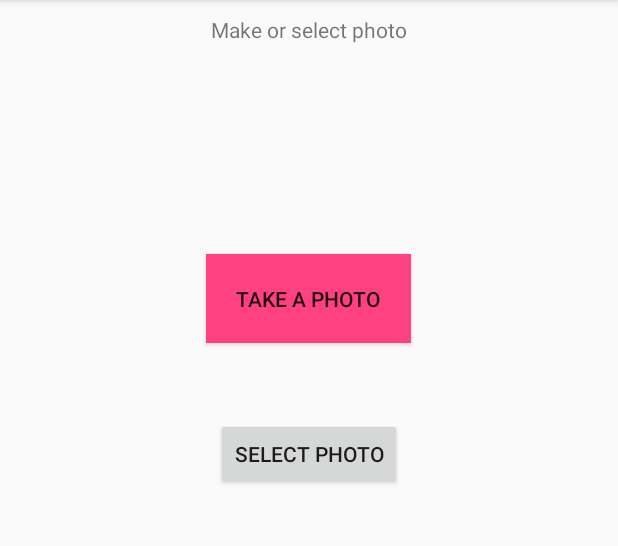
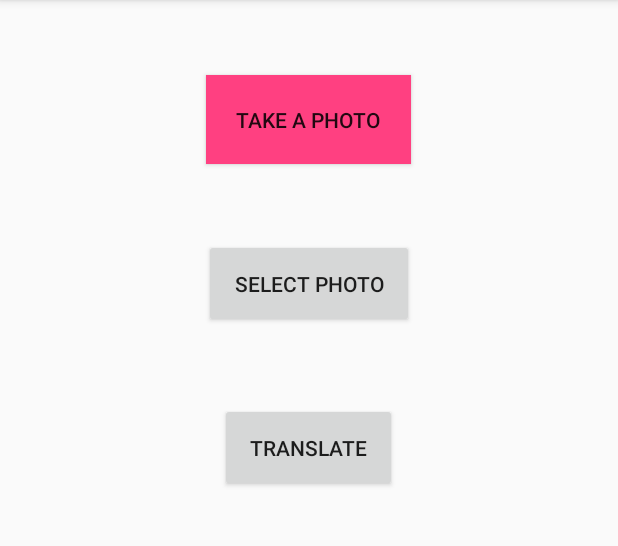
Before and after one commit to JaneMoskalenko/CourseProjectApp, an Android app: the screen it shows after launch (MainActivity), on a phone screen of 412 x 824 dp, the part 84-630 px from its top. Run offline under Robolectric (Android 15) with nearby library versions, the phone set to English and light mode, and no system bars.

Commit message:
Button Listeners

```diff
--- a/app/build.gradle
+++ b/app/build.gradle
@@ -20,11 +20,14 @@ android {
 }
 
 dependencies {
-    compile fileTree(dir: 'libs', include: ['*.jar'])
+    compile fileTree(include: ['*.jar'], dir: 'libs')
     androidTestCompile('com.android.support.test.espresso:espresso-core:2.2.2', {
         exclude group: 'com.android.support', module: 'support-annotations'
     })
     compile 'com.android.support:appcompat-v7:25.3.1'
     compile 'com.android.support.constraint:constraint-layout:1.0.2'
+    compile 'com.google.code.gson:gson:2.5'
     testCompile 'junit:junit:4.12'
+    compile 'com.squareup.retrofit2:retrofit:2.3.0'
+    compile 'com.squareup.retrofit2:converter-gson:2.3.0'
 }
--- a/app/src/main/AndroidManifest.xml
+++ b/app/src/main/AndroidManifest.xml
@@ -1,7 +1,8 @@
 <?xml version="1.0" encoding="utf-8"?>
 <manifest xmlns:android="http://schemas.android.com/apk/res/android"
           package="com.example.admin.courseproject">
-
+    <uses-permission android:name="android.permission.INTERNET"/>
+    <uses-permission android:name="android.permission.ACCESS_NETWORK_STATE"/>
     <application
         android:allowBackup="true"
         android:icon="@mipmap/ic_launcher"
--- a/app/src/main/java/com/example/admin/courseproject/MainActivity.java
+++ b/app/src/main/java/com/example/admin/courseproject/MainActivity.java
@@ -1,13 +1,86 @@
 package com.example.admin.courseproject;
 
+import android.content.Intent;
+import android.provider.MediaStore;
 import android.support.v7.app.AppCompatActivity;
 import android.os.Bundle;
+import android.view.View;
+import android.widget.Button;
+
+import com.example.admin.courseproject.utils.TranslateLink;
+import com.google.gson.Gson;
+import com.google.gson.GsonBuilder;
+
+import java.io.IOException;
+import java.util.HashMap;
+import java.util.Map;
+
+import retrofit2.Call;
+import retrofit2.Callback;
+import retrofit2.Response;
+import retrofit2.Retrofit;
+import retrofit2.converter.gson.GsonConverterFactory;
+
 
 public class MainActivity extends AppCompatActivity {
+    private static final String URL = "https://translate.yandex.net/";
+    private static final String KEY = "trnsl.1.1.20170628T144837Z.7cb1b99abc10c478.fa5af19e10cd0242b3b7e607d5244e88f4a0666d";
+    private static final String PHRASE = "Go to work";
+    private static final String LANGUAGE_EN_RU = "en-ru";
+    Button btn_translate, btn_take_photo, btn_select_photo;
+    private Gson gson = new GsonBuilder().create();
+    private Retrofit mRetrofit = new Retrofit.Builder()
+            .addConverterFactory(GsonConverterFactory.create(gson))
+            .baseUrl(URL)
+            .build();
 
-    @Override
+    private TranslateLink inf = mRetrofit.create(TranslateLink.class);
+
     protected void onCreate(Bundle savedInstanceState) {
         super.onCreate(savedInstanceState);
         setContentView(R.layout.activity_main);
+        btn_translate = (Button) findViewById(R.id.btn_translate);
+        btn_take_photo = (Button) findViewById(R.id.btn_take_photo);
+        btn_select_photo = (Button) findViewById(R.id.btn_select_photo);
+
+        btn_take_photo.setOnClickListener(new View.OnClickListener() {
+            @Override
+            public void onClick(View v) {
+                Intent intent = new Intent(MediaStore.INTENT_ACTION_STILL_IMAGE_CAMERA);
+                intent.resolveActivity(getPackageManager());
+                startActivity(intent);
+            }
+        });
+
+
+        btn_translate.setOnClickListener(new View.OnClickListener() {
+            @Override
+            public void onClick(View v) {
+                Map<String, String> mapJson = new HashMap<>();
+                mapJson.put("key", KEY);
+                mapJson.put("text", PHRASE);
+                mapJson.put("lang", LANGUAGE_EN_RU);
+                Call<Object> call = inf.translate(mapJson);
+                call.enqueue(new Callback<Object>() {
+                    @Override
+                    public void onResponse(Call<Object> call, Response<Object> response) {
+                        Object myItem=response.body();
+                        if (myItem != null) {
+                            System.out.println("Response recieved");
+                            System.out.println(myItem.toString());
+                        }
+                      //  gson.fromJson()
+                       /* Map<String, String> map = gson.fromJson(response.body().toString(), Map.class);
+                        for (Map.Entry e: map.entrySet()){
+                            System.out.println(e.getKey()+ " " + e.getValue());
+                        }*/
+                    }
+                    @Override
+                    public void onFailure(Call<Object> call, Throwable t) {
+                        //Handle failure
+                    }
+                });
+            }
+        });
     }
 }
--- a/app/src/main/res/layout/activity_main.xml
+++ b/app/src/main/res/layout/activity_main.xml
@@ -8,37 +8,33 @@
     android:orientation="vertical"
     tools:context="com.example.admin.courseproject.MainActivity">
 
-    <TextView
-        android:layout_width="wrap_content"
-        android:layout_height="wrap_content"
-        android:layout_gravity="center"
-        android:layout_marginTop="10dp"
-        android:text="Make or select photo"
-        app:layout_constraintBottom_toBottomOf="parent"
-        app:layout_constraintLeft_toLeftOf="parent"
-        app:layout_constraintRight_toRightOf="parent"
-        app:layout_constraintTop_toTopOf="parent"/>
 
     <Button
-        android:id="@+id/button"
-        android:layout_width="wrap_content"
-        android:layout_height="wrap_content"
-        android:layout_gravity="center"
-        android:layout_marginTop="140dp"
-        android:background="@color/colorAccent"
-        android:padding="20dp"
-        android:text="Take a photo"
-        tools:layout_editor_absoluteX="151dp"
-        tools:layout_editor_absoluteY="145dp"/>
-
-    <Button
-        android:id="@+id/button2"
+        android:id="@+id/btn_take_photo"
         android:layout_width="wrap_content"
         android:layout_height="wrap_content"
         android:layout_gravity="center"
         android:layout_marginTop="50dp"
-        android:text="Select photo"
-        tools:layout_editor_absoluteX="140dp"
-        tools:layout_editor_absoluteY="310dp"/>
+        android:background="@color/colorAccent"
+        android:padding="20dp"
+        android:text="Take a photo"/>
+
+    <Button
+        android:id="@+id/btn_select_photo"
+        android:layout_width="wrap_content"
+        android:layout_height="wrap_content"
+        android:layout_gravity="center"
+        android:layout_marginTop="50dp"
+        android:padding="20dp"
+        android:text="Select photo"/>
+
+    <Button
+        android:id="@+id/btn_translate"
+        android:layout_width="wrap_content"
+        android:layout_height="wrap_content"
+        android:layout_gravity="center"
+        android:layout_marginTop="50dp"
+        android:padding="20dp"
+        android:text="Translate"/>
 
 </LinearLayout>
```
Also changed, not shown: app/src/main/java/com/example/admin/courseproject/app/LoginActivity.java (deleted, +0 -105 lines), app/src/main/java/com/example/admin/courseproject/app/SignUpActivity.java (deleted, +0 -97 lines), app/src/main/java/com/example/admin/courseproject/utils/Main.java (deleted, +0 -72 lines), app/src/main/res/layout/activity_login.xml (deleted, +0 -53 lines), app/src/main/res/layout/activity_progress_bar.xml (deleted, +0 -26 lines), app/src/main/res/layout/activity_sign_up.xml (deleted, +0 -65 lines).
